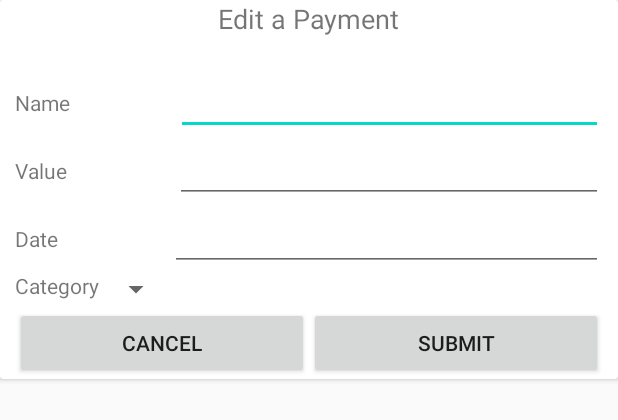
After one commit to Tibi19/isave-finances-apk, an Android app: the layout popup_edit_payment.xml on its own in the app's theme, with its tools: preview values and no code run, on a phone screen of 412 x 824 dp. The commit adds this screen. Shown: the top 420 px of the screen. Run offline under Robolectric (Android 15) with nearby library versions, the phone set to English and light mode, and no system bars.

Commit message:
Edit payment functionality

```diff
--- a/app/src/main/java/com/tam/isave/adapter/HistoryAdapter.java
+++ b/app/src/main/java/com/tam/isave/adapter/HistoryAdapter.java
@@ -60,11 +60,13 @@ public class HistoryAdapter extends RecyclerView.Adapter<HistoryAdapter.HistoryH
         holder.binding.textTransactionValue.setText(transactionValueString);
         holder.binding.textTransactionDate.setText(transaction.getDate().toString());
         holder.binding.buttonTransactionDelete.setOnClickListener( deleteData -> deleteItemData.accept(transactions.get(position)) );
+        holder.binding.buttonTransactionEdit.setOnClickListener( editData -> editItemData.accept(transactions.get(position)) );
     }
 
     public void setDeleteItemData(Consumer<Transaction> callback) {
         deleteItemData = callback;
     }
+    public void setEditItemData(Consumer<Transaction> callback) { editItemData = callback; }
 
     public void setTransactions(List<Transaction> transactions) {
         this.transactions = transactions;
--- a/app/src/main/java/com/tam/isave/view/HistoryFragment.java
+++ b/app/src/main/java/com/tam/isave/view/HistoryFragment.java
@@ -1,12 +1,14 @@
 package com.tam.isave.view;
 
 import android.os.Bundle;
+import android.view.Gravity;
 import android.view.LayoutInflater;
 import android.view.View;
 import android.view.ViewGroup;
 
 import androidx.annotation.NonNull;
 import androidx.annotation.Nullable;
+import androidx.appcompat.app.AlertDialog;
 import androidx.fragment.app.Fragment;
 import androidx.lifecycle.ViewModelProvider;
 import androidx.recyclerview.widget.LinearLayoutManager;
@@ -14,10 +16,17 @@ import androidx.recyclerview.widget.RecyclerView;
 
 import com.tam.isave.adapter.HistoryAdapter;
 import com.tam.isave.databinding.FragmentHistoryBinding;
+import com.tam.isave.databinding.PopupAddPaymentBinding;
+import com.tam.isave.databinding.PopupEditPaymentBinding;
+import com.tam.isave.model.category.Category;
+import com.tam.isave.model.transaction.Transaction;
+import com.tam.isave.utils.CategoryUtils;
 import com.tam.isave.utils.Constants;
 import com.tam.isave.utils.HistoryIdentifier;
+import com.tam.isave.viewmodel.CategoryViewModel;
 import com.tam.isave.viewmodel.TransactionViewModel;
 
+import java.util.List;
 import java.util.Objects;
 
 /**
@@ -79,10 +88,35 @@ public class HistoryFragment extends Fragment {
         historyAdapter = new HistoryAdapter(getContext());
         // Give adapter the methods for editing and deleting transaction data.
         historyAdapter.setDeleteItemData( (transaction) -> transactionViewModel.deletePayment(transaction) );
+        historyAdapter.setEditItemData( (transaction) -> showEditTransactionPopup(transaction) );
         // Set recycler's adapter.
         historyRecycler.setAdapter(historyAdapter);
         // Set recycler's layout manager.
         historyRecycler.setLayoutManager(new LinearLayoutManager(getContext()));
+    }
+
+    private void showEditTransactionPopup(Transaction transaction) {
+        AlertDialog editTransactionDialog;
+        AlertDialog.Builder builder = new AlertDialog.Builder(getActivity());
+        PopupEditPaymentBinding editPaymentBinding = PopupEditPaymentBinding.inflate(getLayoutInflater());
+        List<Category> categories = new ViewModelProvider(this).get(CategoryViewModel.class).getCategories().getValue();
+
+        builder.setView(editPaymentBinding.getRoot());
+        editTransactionDialog = builder.create();
+        editTransactionDialog.setCancelable(true);
+        editTransactionDialog.getWindow().setGravity(Gravity.BOTTOM);
+
+        EditTextDatePicker.build(getActivity(), editPaymentBinding.etEditPaymentDate, transaction.getDate());
+        CategorySpinnerPicker.build(getActivity(), editPaymentBinding.spinEditPaymentCategories, categories,
+                CategoryUtils.getCategoryById(categories, transaction.getParentId()) );
+
+        editPaymentBinding.buttonEditPaymentyCancel.setOnClickListener(listener -> editTransactionDialog.dismiss());
+        editPaymentBinding.buttonEditPaymentSubmit.setOnClickListener(listener -> {
+            transactionViewModel.editPayment(transaction, editPaymentBinding, categories);
+            editTransactionDialog.dismiss();
+        });
+
+        editTransactionDialog.show();
     }
 
     private void setupTransactionViewModel() {
--- a/app/src/main/java/com/tam/isave/viewmodel/TransactionViewModel.java
+++ b/app/src/main/java/com/tam/isave/viewmodel/TransactionViewModel.java
@@ -7,6 +7,7 @@ import androidx.lifecycle.AndroidViewModel;
 import androidx.lifecycle.LiveData;
 
 import com.tam.isave.databinding.PopupAddPaymentBinding;
+import com.tam.isave.databinding.PopupEditPaymentBinding;
 import com.tam.isave.model.ModelRepository;
 import com.tam.isave.model.category.Category;
 import com.tam.isave.model.transaction.Payment;
@@ -37,7 +38,7 @@ public class TransactionViewModel extends AndroidViewModel {
         return modelRepository.getIntervalTransactions(startDateValue, endDateValue);
     }
 
-    public void addPayment(PopupAddPaymentBinding addPaymentBinding, CategoryViewModel categoryViewModel) {
+    public void addPayment(PopupAddPaymentBinding addPaymentBinding, List<Category> categories) {
         boolean organizablePayment = addPaymentBinding.checkAddPaymentIsOrganizable.isChecked();
 
         String paymentName = addPaymentBinding.editAddPaymentName.getText().toString();
@@ -48,10 +49,25 @@ public class TransactionViewModel extends AndroidViewModel {
         Date paymentDate = new Date(addPaymentBinding.etAddPaymentDate.getText().toString());
 
         String categoryName = addPaymentBinding.spinAddPaymentCategories.getSelectedItem().toString();
-        Category category = CategoryUtils.getCategoryByName(categoryViewModel.getCategories().getValue(), categoryName);
+        Category category = CategoryUtils.getCategoryByName(categories, categoryName);
         if (category == null) { return; }
 
         modelRepository.newPayment(paymentDate, paymentName, paymentValue, category.getId(), organizablePayment);
+    }
+
+    public void editPayment(Transaction transaction, PopupEditPaymentBinding editPaymentBinding, List<Category> categories) {
+        String newPaymentName = editPaymentBinding.etEditPaymentName.getText().toString();
+
+        String newPaymentValueString = editPaymentBinding.etEditPaymentValue.getText().toString();
+        double newPaymentValue = newPaymentValueString.isEmpty() ? 0.0 : Double.parseDouble(newPaymentValueString);
+
+        Date newPaymentDate = new Date(editPaymentBinding.etEditPaymentDate.getText().toString());
+
+        String newCategoryName = editPaymentBinding.spinEditPaymentCategories.getSelectedItem().toString();
+        Category newCategory = CategoryUtils.getCategoryByName(categories, newCategoryName);
+        if (newCategory == null) { return; }
+
+        modelRepository.modifyPayment(transaction, newCategory.getId(), newPaymentName, newPaymentDate, newPaymentValue);
     }
 
     public void addCashing(Date date, String name, double value, boolean modifiesOrganizer) {
--- /dev/null
+++ b/app/src/main/res/layout/popup_edit_payment.xml
@@ -0,0 +1,142 @@
+<?xml version="1.0" encoding="utf-8"?>
+<LinearLayout xmlns:android="http://schemas.android.com/apk/res/android"
+    xmlns:tools="http://schemas.android.com/tools"
+    android:orientation="vertical" android:layout_width="match_parent"
+    android:layout_height="match_parent">
+
+    <androidx.cardview.widget.CardView
+        android:id="@+id/card_edit_payment"
+        android:layout_width="match_parent"
+        android:layout_height="wrap_content" >
+
+        <LinearLayout
+            android:id="@+id/layout_edit_payment"
+            android:layout_width="match_parent"
+            android:layout_height="wrap_content"
+            android:orientation="vertical"
+            android:layout_marginLeft="10dp"
+            android:layout_marginRight="10dp">
+
+            <TextView
+                android:id="@+id/tv_edit_payment"
+                android:layout_width="wrap_content"
+                android:layout_height="wrap_content"
+                android:layout_gravity="center_horizontal"
+                android:layout_marginBottom="20dp"
+                android:textSize="18sp"
+                android:text="Edit a Payment" />
+
+            <LinearLayout
+                android:id="@+id/row_edit_payment_name"
+                android:layout_width="match_parent"
+                android:layout_height="wrap_content"
+                android:orientation="horizontal">
+
+                <TextView
+                    android:id="@+id/tv_edit_payment_name"
+                    android:layout_width="wrap_content"
+                    android:layout_height="wrap_content"
+                    android:layout_weight="1"
+                    android:text="Name"
+                    tools:text="Name" />
+
+                <EditText
+                    android:id="@+id/et_edit_payment_name"
+                    android:layout_width="wrap_content"
+                    android:layout_height="wrap_content"
+                    android:layout_weight="1"
+                    android:ems="10"
+                    android:inputType="textPersonName" />
+            </LinearLayout>
+
+            <LinearLayout
+                android:id="@+id/row_edit_payment_value"
+                android:layout_width="match_parent"
+                android:layout_height="wrap_content"
+                android:orientation="horizontal">
+
+                <TextView
+                    android:id="@+id/tv_edit_payment_value"
+                    android:layout_width="wrap_content"
+                    android:layout_height="wrap_content"
+                    android:layout_weight="1"
+                    android:text="Value" />
+
+                <EditText
+                    android:id="@+id/et_edit_payment_value"
+                    android:layout_width="wrap_content"
+                    android:layout_height="wrap_content"
+                    android:layout_weight="1"
+                    android:ems="10"
+                    android:inputType="numberDecimal" />
+            </LinearLayout>
+
+            <LinearLayout
+                android:id="@+id/row_edit_payment_date"
+                android:layout_width="match_parent"
+                android:layout_height="match_parent"
+                android:orientation="horizontal">
+
+                <TextView
+                    android:id="@+id/tv_edit_payment_date"
+                    android:layout_width="wrap_content"
+                    android:layout_height="wrap_content"
+                    android:layout_weight="1"
+                    android:text="Date" />
+
+                <EditText
+                    android:id="@+id/et_edit_payment_date"
+                    android:layout_width="wrap_content"
+                    android:layout_height="wrap_content"
+                    android:ems="10"
+                    android:focusable="false"
+                    android:layout_weight="1"
+                    android:inputType="date" />
+            </LinearLayout>
+
+            <LinearLayout
+                android:id="@+id/row_edit_payment_category"
+                android:layout_width="wrap_content"
+                android:layout_height="match_parent"
+                android:orientation="horizontal">
+
+                <TextView
+                    android:id="@+id/tv_edit_payment_category"
+                    android:layout_width="wrap_content"
+                    android:layout_height="wrap_content"
+                    android:layout_weight="1"
+                    android:text="Category" />
+
+                <Spinner
+                    android:id="@+id/spin_edit_payment_categories"
+                    android:layout_width="wrap_content"
+                    android:layout_height="wrap_content"
+                    android:paddingStart="20dp"
+                    android:layout_weight="1" />
+            </LinearLayout>
+
+            <LinearLayout
+                android:id="@+id/row_edit_payment_buttons"
+                android:layout_width="match_parent"
+                android:layout_height="wrap_content"
+                android:orientation="horizontal">
+
+                <Button
+                    android:id="@+id/button_edit_paymenty_cancel"
+                    android:layout_width="wrap_content"
+                    android:layout_height="wrap_content"
+                    android:layout_weight="1"
+                    android:text="Cancel" />
+
+                <Button
+                    android:id="@+id/button_edit_payment_submit"
+                    android:layout_width="wrap_content"
+                    android:layout_height="wrap_content"
+                    android:layout_weight="1"
+                    android:text="Submit" />
+            </LinearLayout>
+
+        </LinearLayout>
+    </androidx.cardview.widget.CardView>
+
+</LinearLayout>
```
